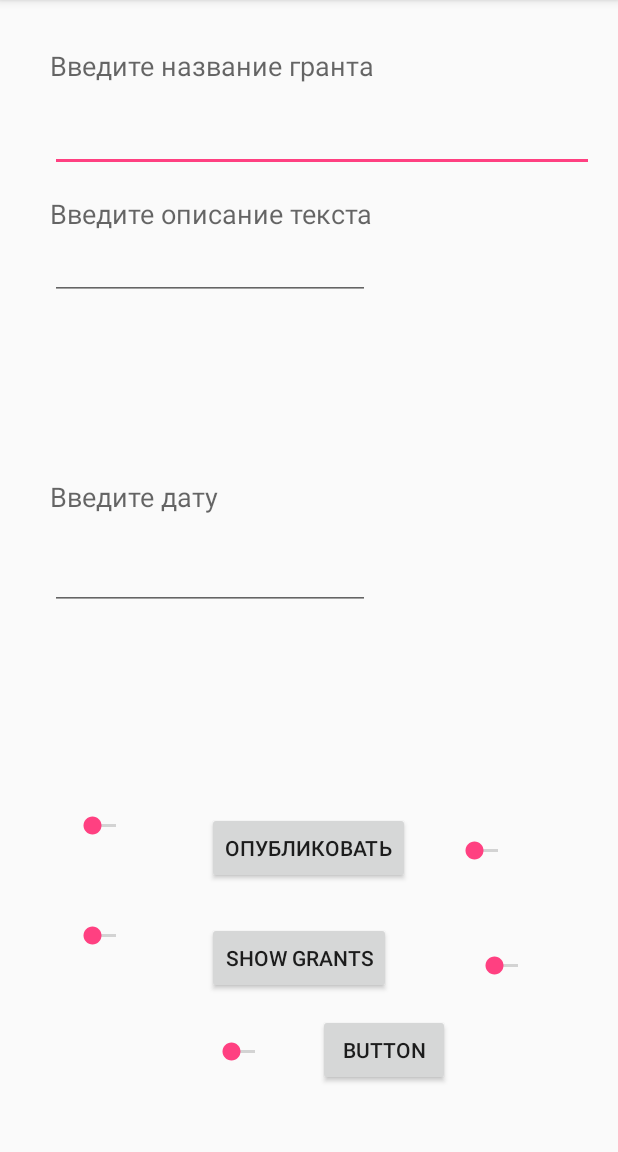
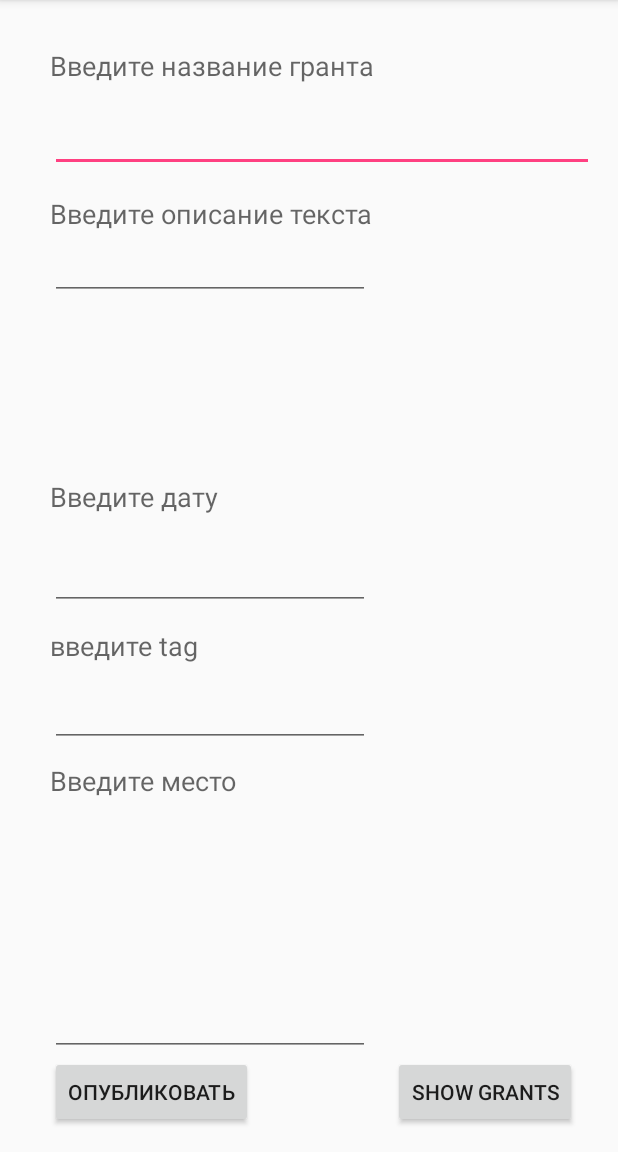
Before and after one commit to asadova/FireBaseDushanbe, an Android app: the screen it shows after launch (MainActivity), after a tap on "ОПУБЛИКОВАТЬ", on a phone screen of 412 x 824 dp, the part 84-1236 px from its top. Run offline under Robolectric (Android 15) with nearby library versions, the phone set to English and light mode, and no system bars; our stand-ins replace Firebase (no records; nobody signed in at launch, a user with empty details on screens opened directly).

```diff
--- a/app/src/main/java/com/example/myapplication2/Grant.java
+++ b/app/src/main/java/com/example/myapplication2/Grant.java
@@ -8,19 +8,22 @@ public class Grant {
     //свойства
     private String grantName;
     private String grantDescription;
-    private String grantData;
-    private String nechto = "gagaga";
+    private String deadline;
+    private String tag;
+    private String place;
 
     //конструктор для Firebase
-    public Grant() {
+    public Grant() {    }
+
+    //конструктор
+    public Grant(String grantName, String grantDescription, String deadline, String tag, String place) {
+        this.grantName = grantName;
+        this.grantDescription = grantDescription;
+        this.deadline = deadline;
+        this.tag = tag;
+        this.place = place;
     }
 
-    //конструктор
-    public Grant(String grantName, String grantDescription, String grantData) {
-        this.grantName = grantName;
-        this.grantDescription = grantDescription;
-        this.grantData = grantData;
-    }
 
     public String getGrantName() {
         return grantName;
@@ -38,19 +41,23 @@ public class Grant {
         this.grantDescription = grantDescription;
     }
 
-    public String getGrantData() {
-        return grantData;
+    public String getDeadline() { return deadline;  }
+
+    public void setDeadline(String deadline) { this.deadline = deadline;  }
+
+    public String getTag() {
+        return tag;
     }
 
-    public void setGrantData(String grantData) {
-        this.grantData = grantData;
+    public void setTag(String tag) {
+        this.tag = tag;
     }
 
-    public String getNechto() {
-        return nechto;
+    public String getPlace() {
+        return place;
     }
 
-    public void setNechto(String nechto) {
-        this.nechto = nechto;
+    public void setPlace(String place) {
+        this.place = place;
     }
 }
--- a/app/src/main/java/com/example/myapplication2/MainActivity.java
+++ b/app/src/main/java/com/example/myapplication2/MainActivity.java
@@ -6,11 +6,8 @@ import android.os.Bundle;
 import android.view.View;
 import android.widget.Button;
 import android.widget.EditText;
-import android.widget.TextView;
+import android.widget.Toast;
 
-import com.google.firebase.database.ChildEventListener;
-import com.google.firebase.database.DataSnapshot;
-import com.google.firebase.database.DatabaseError;
 import com.google.firebase.database.DatabaseReference;
 import com.google.firebase.database.FirebaseDatabase;
 
@@ -23,10 +20,11 @@ public class MainActivity extends AppCompatActivity {
     //Interface variables
     private EditText grantName;
     private EditText grantDescription;
-    private EditText grantData;
+    private EditText deadline;
+    private EditText tag;
+    private EditText place;
     private Button publishButton;
     private Button showButton;
-    private TextView grantsText;
 
     @Override
     protected void onCreate(Bundle savedInstanceState) {
@@ -42,10 +40,11 @@ public class MainActivity extends AppCompatActivity {
         //Initialize Interface
         grantName = (EditText)findViewById(R.id.grantName);
         grantDescription = (EditText)findViewById(R.id.grantDescription);
-        grantData = (EditText)findViewById(R.id.grantData);
+        deadline = (EditText)findViewById(R.id.grantDeadline);
+        tag = (EditText)findViewById(R.id.tagEditText);
+        place = (EditText)findViewById(R.id.placeEditText);
         publishButton = (Button)findViewById(R.id.publishButton);
         showButton = (Button)findViewById(R.id.showButton);
-     //   grantsText = (TextView)findViewById(R.id.grantsText);
 
         //кнопка не доступна
      /*   publishButton.setEnabled(false);
@@ -62,10 +61,20 @@ public class MainActivity extends AppCompatActivity {
                 //создали грант как объект
                 Grant grant = new Grant(grantName.getText().toString(),
                         grantDescription.getText().toString(),
-                        grantData.getText().toString());
+                        deadline.getText().toString(),
+                        tag.getText().toString(),
+                        place.getText().toString());
+
+
                 //чтобы публиковать в базу
                 grantsReference.push().setValue(grant);  //push создаёт id
-
+                grantName.setText("");
+                grantDescription.setText("");
+                deadline.setText("");
+                tag.setText("");
+                place.setText("");
+                //оповещение, что грант опубликован
+                Toast.makeText(getApplicationContext(), "Грант опубликован", Toast.LENGTH_LONG).show();
             }
         });
 
--- a/app/src/main/res/layout/activity_main.xml
+++ b/app/src/main/res/layout/activity_main.xml
@@ -9,24 +9,6 @@
     android:paddingRight="@dimen/activity_horizontal_margin"
     android:paddingTop="@dimen/activity_vertical_margin"
     tools:context="com.example.myapplication2.MainActivity">
-
-    <Button
-        android:text="show grants"
-        android:layout_width="wrap_content"
-        android:layout_height="wrap_content"
-        android:id="@+id/showButton"
-        android:layout_alignParentBottom="true"
-        android:layout_alignStart="@+id/publishButton"
-        android:layout_marginBottom="89dp" />
-
-    <Button
-        android:text="опубликовать"
-        android:layout_width="wrap_content"
-        android:layout_height="wrap_content"
-        android:id="@+id/publishButton"
-        android:layout_above="@+id/showButton"
-        android:layout_centerHorizontal="true"
-        android:layout_marginBottom="25dp" />
 
     <TextView
         android:text="Введите название гранта"
@@ -74,7 +56,7 @@
         android:text="Введите дату"
         android:layout_width="wrap_content"
         android:layout_height="wrap_content"
-        android:layout_above="@+id/grantData"
+        android:layout_above="@+id/grantDeadline"
         android:layout_alignStart="@+id/grantDescription"
         android:layout_marginBottom="18dp"
         android:id="@+id/textViewData"
@@ -86,58 +68,64 @@
         android:layout_height="wrap_content"
         android:inputType="textPersonName"
         android:ems="10"
-        android:id="@+id/grantData"
+        android:id="@+id/grantDeadline"
         android:layout_centerVertical="true"
         android:layout_alignStart="@+id/textViewData" />
 
-    <SeekBar
+    <TextView
+        android:text="введите tag"
         android:layout_width="wrap_content"
         android:layout_height="wrap_content"
-        android:layout_alignParentBottom="true"
-        android:layout_alignStart="@+id/showButton"
-        android:layout_marginBottom="42dp"
-        android:id="@+id/seekBar" />
+        android:id="@+id/tagTextView"
+        android:textAppearance="@style/TextAppearance.AppCompat.Medium"
+        android:layout_below="@+id/grantDeadline"
+        android:layout_alignStart="@+id/grantDeadline"
+        android:layout_marginTop="11dp" />
+
+    <EditText
+        android:layout_width="wrap_content"
+        android:layout_height="wrap_content"
+        android:inputType="textPersonName"
+        android:ems="10"
+        android:layout_marginTop="10dp"
+        android:id="@+id/tagEditText"
+        android:layout_below="@+id/tagTextView"
+        android:layout_alignStart="@+id/tagTextView" />
+
+    <EditText
+        android:layout_width="wrap_content"
+        android:layout_height="wrap_content"
+        android:inputType="textPersonName"
+        android:ems="10"
+        android:id="@+id/placeEditText"
+        android:layout_above="@+id/showButton"
+        android:layout_alignStart="@+id/tagEditText" />
 
     <Button
-        android:text="Button"
+        android:text="опубликовать"
         android:layout_width="wrap_content"
         android:layout_height="wrap_content"
+        android:id="@+id/publishButton"
         android:layout_alignParentBottom="true"
-        android:layout_toEndOf="@+id/seekBar"
-        android:layout_marginStart="26dp"
-        android:layout_marginBottom="28dp"
-        android:id="@+id/button2" />
+        android:layout_alignStart="@+id/placeEditText" />
 
-    <SeekBar
+    <Button
+        android:text="show grants"
         android:layout_width="wrap_content"
         android:layout_height="wrap_content"
-        android:layout_alignBottom="@+id/publishButton"
-        android:layout_toEndOf="@+id/button2"
-        android:layout_marginBottom="13dp"
-        android:id="@+id/seekBar2" />
+        android:id="@+id/showButton"
+        android:layout_marginEnd="11dp"
+        android:layout_alignParentBottom="true"
+        android:layout_alignParentEnd="true" />
 
-    <SeekBar
+    <TextView
+        android:text="Введите место"
         android:layout_width="wrap_content"
         android:layout_height="wrap_content"
-        android:layout_alignBottom="@+id/showButton"
-        android:layout_toEndOf="@+id/button2"
-        android:layout_marginStart="13dp"
-        android:layout_marginBottom="10dp"
-        android:id="@+id/seekBar3" />
-
-    <SeekBar
-        android:layout_width="wrap_content"
-        android:layout_height="wrap_content"
-        android:layout_alignTop="@+id/publishButton"
-        android:layout_alignStart="@+id/grantData"
-        android:layout_marginStart="12dp"
-        android:id="@+id/seekBar4" />
-
-    <SeekBar
-        android:layout_width="wrap_content"
-        android:layout_height="wrap_content"
-        android:layout_below="@+id/publishButton"
-        android:layout_alignStart="@+id/seekBar4"
-        android:id="@+id/seekBar5" />
+        android:id="@+id/placeTextView"
+        android:textAppearance="@style/TextAppearance.AppCompat.Medium"
+        android:layout_below="@+id/tagEditText"
+        android:layout_alignStart="@+id/tagEditText"
+        android:layout_marginTop="10dp" />
 
 </RelativeLayout>
```
Also changed, not shown: app/src/main/java/com/example/myapplication2/GrantsListAdapter.java (added, +74 -0 lines), app/src/main/java/com/example/myapplication2/grantsTable.java (+14 -5 lines), app/src/main/res/layout/grants_table_layout.xml (+3 -12 lines), app/src/main/res/layout/one_grant_in_list_layout.xml (added, +43 -0 lines).
